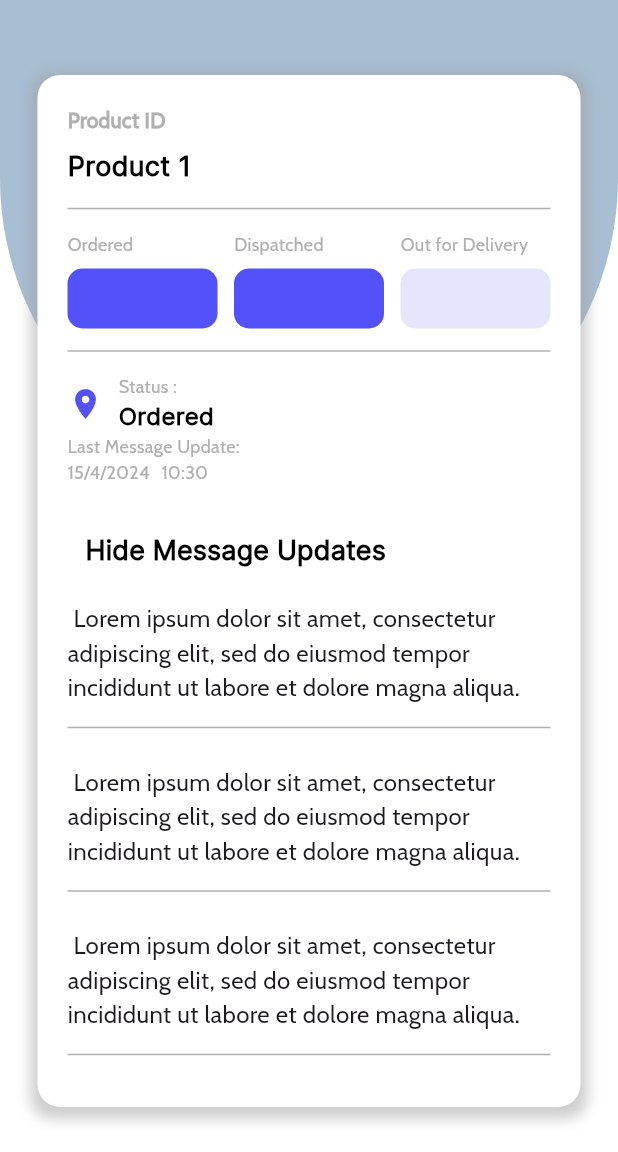
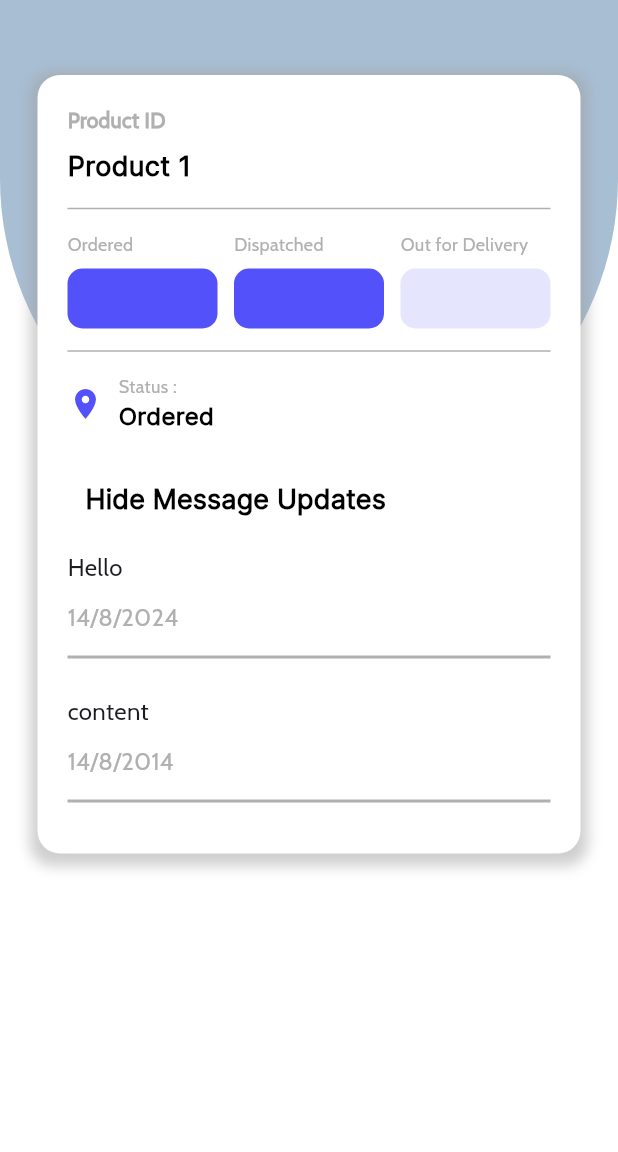
Before and after one commit to hardikkalia/dass-project, a Flutter app: the DetailedScreen screen opened directly, after a tap on "View all Message Updates", on a phone screen of 412 x 824 dp, the part 84-1236 px from its top. Run offline on Flutter 3.47's test engine with Material 3 defaults, Android fonts, the phone set to English and light mode, and no system bars; our stand-ins replace permission_handler, pin_code_fields, shared_preferences; missing offline and left inert: sms_advanced; accounts and stored records are empty.

Commit message:
Message object

```diff
--- a/code/cart_genie/lib/features/cart/screens/detailed_screen.dart
+++ b/code/cart_genie/lib/features/cart/screens/detailed_screen.dart
@@ -1,3 +1,4 @@
+import 'package:cart_genie/features/cart/widgets/messages.dart';
 import 'package:flutter/material.dart';
 import 'package:cart_genie/constants/global_variables.dart';
 import 'package:cart_genie/features/cart/widgets/details.dart';
@@ -19,8 +20,16 @@ class DetailedScreen extends StatefulWidget {
 
 class _DetailedScreenState extends State<DetailedScreen> {
   Mode _mode = Mode.dispatched;
-  int _messageCount = 3; // Default number of messages to display
-
+  List<Messages> messages = []; // Default number of messages to display
+  @override
+  void initState() {
+    super.initState();
+    // Populate initial messages list
+    messages = [
+      Messages(content: "Hello", date: DateTime(2024, 8, 14)),
+      Messages(content: "content", date: DateTime(2014, 8, 14)),
+    ];
+  }
   @override
   Widget build(BuildContext context) {
     Color? colour1;
@@ -93,7 +102,7 @@ class _DetailedScreenState extends State<DetailedScreen> {
                     colour3: colour3 ?? GlobalVariables.inactivestatus,
                     date: DateTime(2024, 4, 15),
                     time: TimeOfDay(hour: 10, minute: 30),
-                    number: _messageCount,
+                    messages: messages,
                   ),
                   SizedBox(height: 20),
                 ],
--- a/code/cart_genie/lib/features/cart/services/cart_service.dart
+++ b/code/cart_genie/lib/features/cart/services/cart_service.dart
@@ -34,7 +34,7 @@ class CartService {
           )
           .toList();
       print("YO");
-      print(orders[0].id);
+      // print(orders[0].id);
       return orders;
       // print(orders.runtimeType);
 
--- a/code/cart_genie/lib/features/cart/widgets/details.dart
+++ b/code/cart_genie/lib/features/cart/widgets/details.dart
@@ -16,7 +16,7 @@ class Details extends StatefulWidget {
   final Color colour3;
   final DateTime date;
   final TimeOfDay time;
-  final int number; // Number of messages
+  final List<Messages> messages;
 
   const Details({
     Key? key,
@@ -28,7 +28,7 @@ class Details extends StatefulWidget {
     required this.colour3,
     required this.date,
     required this.time,
-    required this.number,
+    required this.messages,
   }) : super(key: key);
 
   @override
@@ -125,52 +125,11 @@ class _DetailsState extends State<Details> {
                 ),
               ],
             ),
-            Column(
-              crossAxisAlignment: CrossAxisAlignment.start,
-              children: [
-                Text(
-                  'Last Message Update:',
-                  style: TextStyle(
-                    fontFamily: 'Cabin',
-                    fontSize: 12.0,
-                    fontWeight: FontWeight.normal,
-                    color: GlobalVariables.textgrey,
-                  ),
-                ),
-                Row(
-                  children: [
-                    Text(
-                      '${_formatDate(widget.date)}',
-                      style: TextStyle(
-                        fontFamily: 'Cabin',
-                        fontSize: 12.0,
-                        fontWeight: FontWeight.normal,
-                        color: GlobalVariables.textgrey,
-                      ),
-                    ),
-                    SizedBox(width: 8),
-                    Text(
-                      '${_formatTime(widget.time)}',
-                      style: TextStyle(
-                        fontFamily: 'Cabin',
-                        fontSize: 12.0,
-                        fontWeight: FontWeight.normal,
-                        color: GlobalVariables.textgrey,
-                      ),
-                    ),
-                  ],
-                ),
-              ],
-            ),
             SizedBox(height: 20),
             TextButton(
               onPressed: () {
                 setState(() {
-                  if (_mode == Mode.hide) {
-                    _mode = Mode.display;
-                  } else {
-                    _mode = Mode.hide;
-                  }
+                  _mode = _mode == Mode.hide ? Mode.display : Mode.hide;
                 });
               },
               child: Text(
@@ -183,27 +142,21 @@ class _DetailsState extends State<Details> {
                 ),
               ),
             ),
-            if (_mode == Mode.display) ..._buildMessagesList(),
+            if (_mode == Mode.display)
+              SingleChildScrollView(
+                child: Column(
+                  children: widget.messages.map((message) {
+                    return Messages(
+                      content: message.content,
+                      date: message.date,
+                    );
+                  }).toList(),
+                ),
+              ),
           ],
         ),
       ),
     );
-  }
-
-  String _formatDate(DateTime date) {
-    return '${date.day}/${date.month}/${date.year}';
-  }
-
-  String _formatTime(TimeOfDay time) {
-    return '${time.hour}:${time.minute}';
-  }
-
-  List<Widget> _buildMessagesList() {
-    List<Widget> messages = [];
-    for (int i = 0; i < widget.number; i++) {
-      messages.add(Messages());
-    }
-    return messages;
   }
 
   Widget _buildStatusItem(String label, Color color) {
--- a/code/cart_genie/lib/features/cart/widgets/messages.dart
+++ b/code/cart_genie/lib/features/cart/widgets/messages.dart
@@ -2,7 +2,13 @@ import 'package:flutter/material.dart';
 import 'package:cart_genie/constants/global_variables.dart';
 
 class Messages extends StatelessWidget {
-  const Messages({Key? key}) : super(key: key);
+  final String content;
+  final DateTime date;
+  const Messages({
+    Key? key,
+    required this.content,
+    required this.date,
+  }) : super(key: key);
 
   @override
   Widget build(BuildContext context) {
@@ -13,7 +19,7 @@ class Messages extends StatelessWidget {
         children: [
           SizedBox(height: 10),
           Text(
-            " Lorem ipsum dolor sit amet, consectetur adipiscing elit, sed do eiusmod tempor incididunt ut labore et dolore magna aliqua.",
+            content,
             style: TextStyle(
               fontFamily: 'Cabin',
               fontSize: 16.0,
@@ -21,9 +27,19 @@ class Messages extends StatelessWidget {
               // color: GlobalVariables.textgrey,
             ),
           ),
+          SizedBox(height: 10),
+          Text(
+            '${_formatDate(date)}',
+            style: TextStyle(
+              fontFamily: 'Cabin',
+              fontSize: 16.0,
+              fontWeight: FontWeight.normal,
+              color: GlobalVariables.textgrey,
+            ),
+          ),
           Divider(
             color: GlobalVariables.textgrey,
-            thickness: 1,
+            thickness: 2,
             height: 30,
           ),
         ],
@@ -31,4 +47,7 @@ class Messages extends StatelessWidget {
       // ),
     );
   }
+  String _formatDate(DateTime date) {
+    return '${date.day}/${date.month}/${date.year}';
+  }
 }
```
Also changed, not shown: code/cart_genie/lib/features/cart/widgets/orders.dart (+12 -0 lines).
